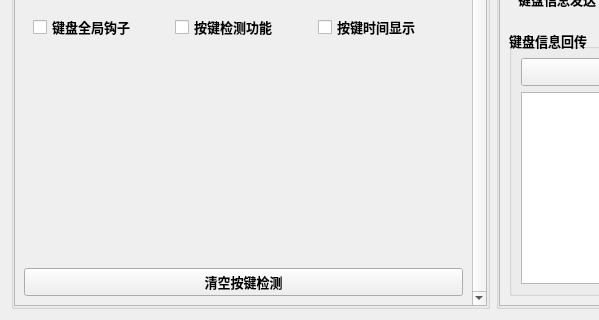
The window that GY_FunctionUi/GY_KeyboardSettingUi.ui (GuangYanJiaoHu/GY_KeyMatrixConverter) describes before a commit, drawn with Qt 5; both pictures show x 0 to 599 and y 114 to 434 of the 986 by 434 pixel window.
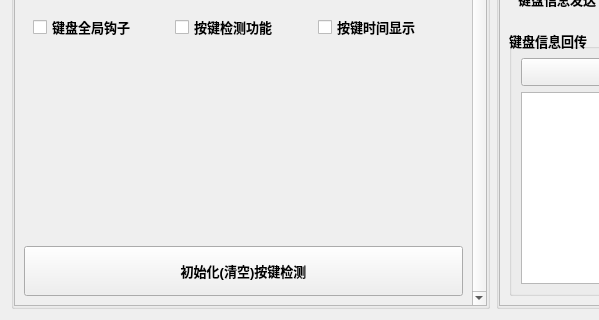
The same window after the commit.

```diff
--- a/GY_FunctionUi/GY_KeyboardSettingUi.ui
+++ b/GY_FunctionUi/GY_KeyboardSettingUi.ui
@@ -216,8 +216,14 @@
          <layout class="QGridLayout" name="gridLayout_2">
           <item row="3" column="0">
            <widget class="QPushButton" name="pushButton_ClearKeyboard">
+            <property name="minimumSize">
+             <size>
+              <width>0</width>
+              <height>50</height>
+             </size>
+            </property>
             <property name="text">
-             <string>清空按键检测</string>
+             <string>初始化(清空)按键检测</string>
             </property>
            </widget>
           </item>
```
